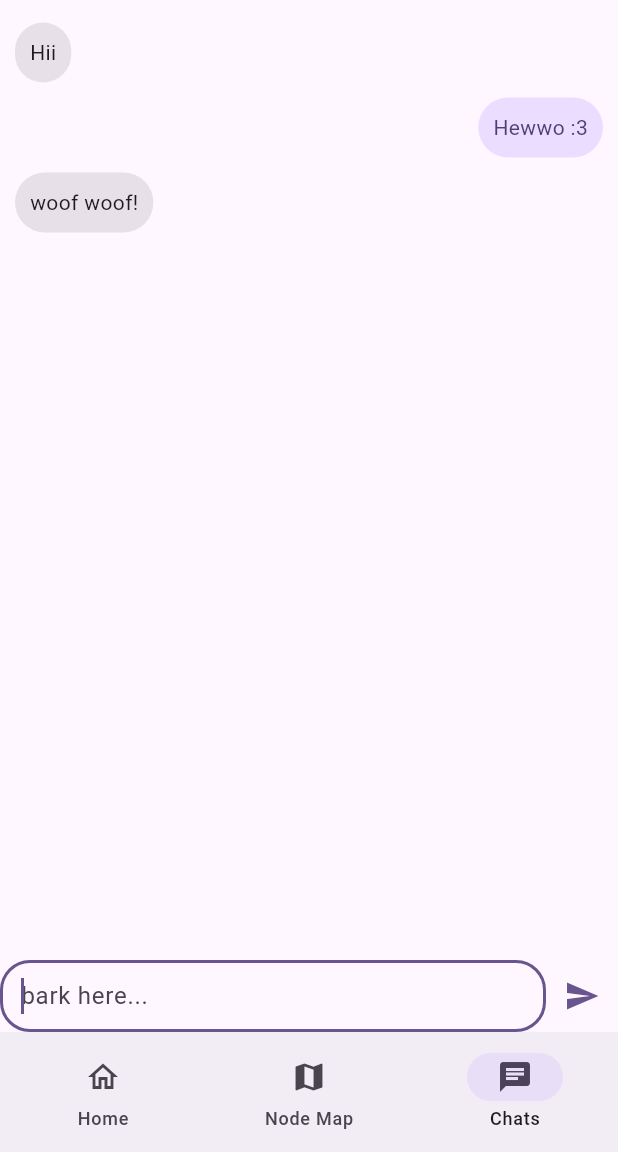
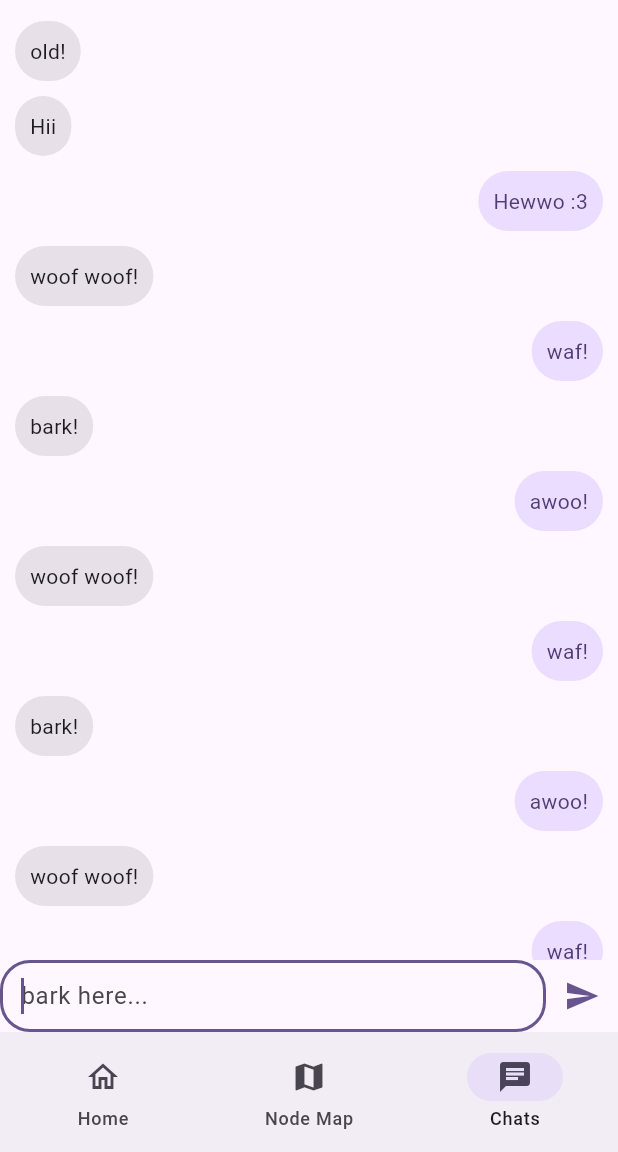
Before and after one commit to theverygaming/lora-experiments, a Flutter app: the screen it shows after launch, item 3 of the bottom bar chosen, after a tap on the "send" icon, on a phone screen of 412 x 824 dp, the part 84-1236 px from its top. Run offline on Flutter 3.47's test engine with Material 3 defaults, Android fonts, the phone set to English and light mode, and no system bars; our stand-ins replace flutter_map, latlong2; missing offline and left inert: flutter_map_marker_cluster; network calls fail.

Commit message:
improved chat widget

```diff
--- a/mesh_python_frontend/lib/chat.dart
+++ b/mesh_python_frontend/lib/chat.dart
@@ -12,19 +12,25 @@ class ChatMessage {
 }
 
 class Chat extends StatefulWidget {
-  const Chat({super.key});
+  final List<ChatMessage> messages;
+  final void Function(String message)? onSendMessage;
+  final Future<void> Function()? onLoadOlderMessages;
+
+  const Chat({
+    super.key,
+    required this.messages,
+    this.onSendMessage,
+    this.onLoadOlderMessages,
+  });
 
   @override
   State<Chat> createState() => _ChatState();
 }
 
 class _ChatState extends State<Chat> {
-  List<ChatMessage> messages = [
-    ChatMessage(text: "Hii", outgoing: false),
-    ChatMessage(text: "Hewwo :3", outgoing: true),
-    ChatMessage(text: "woof woof!", outgoing: false),
-  ];
   final TextEditingController _send_controller = TextEditingController();
+  late final ScrollController _scroll_controller = ScrollController();
+  bool _is_loading_older_messages = false;
 
   // https://stackoverflow.com/a/69359022
   late final _send_focusNode = FocusNode(
@@ -44,6 +50,33 @@ class _ChatState extends State<Chat> {
   @override
   void initState() {
     super.initState();
+    _scroll_controller.addListener(() {
+      if (_scroll_controller.position.atEdge && _scroll_controller.position.pixels == 0) {
+        _onScrollHitTop();
+        // BUG: 6:30am now. I wanna detect overscroll at the top. This silly thing doesn't let me grrr so uh I just
+        _scroll_controller.jumpTo(1);
+      }
+    });
+
+    WidgetsBinding.instance.addPostFrameCallback((_) {
+      _scrollToBottom();
+    });
+  }
+
+  Future<void> _onScrollHitTop() async {
+    if (!_is_loading_older_messages) {
+      setState(() {
+        _is_loading_older_messages = true;
+      });
+      await widget.onLoadOlderMessages?.call();
+      setState(() {
+        _is_loading_older_messages = false;
+      });
+    }
+  }
+
+  void _scrollToBottom() {
+    _scroll_controller.jumpTo(_scroll_controller.position.maxScrollExtent);
   }
 
   void _sendMessage() {
@@ -51,10 +84,15 @@ class _ChatState extends State<Chat> {
     if (trimmed.isEmpty) {
       return;
     }
-    setState(() {
-      messages.add(ChatMessage(text: trimmed, outgoing: true));
+    widget.onSendMessage?.call(trimmed);
+    _send_controller.clear();
+    WidgetsBinding.instance.addPostFrameCallback((_) {
+      _scrollToBottom();
+      // BUG: yea idfk if we are too far up scrolling once won't do it. It's 6am, I want this to work now lmao
+      WidgetsBinding.instance.addPostFrameCallback((_) {
+        _scrollToBottom();
       });
-    _send_controller.clear();
+    });
   }
 
   @override
@@ -62,11 +100,27 @@ class _ChatState extends State<Chat> {
     return Column(
       children: [
         Expanded(
-          child: ListView.builder(
+          child: Stack(
+            children: [
+              if (_is_loading_older_messages)
+                Positioned(
+                  top: 8,
+                  left: 0,
+                  right: 0,
+                  child: Center(
+                    child: SizedBox(
+                      width: 24,
+                      height: 24,
+                      child: CircularProgressIndicator(),
+                    ),
+                  ),
+                ),
+              ListView.builder(
+                controller: _scroll_controller,
                 padding: const EdgeInsets.all(10),
-            itemCount: messages.length,
+                itemCount: widget.messages.length,
                 itemBuilder: (context, idx) {
-              final message = messages[idx];
+                  final message = widget.messages[idx];
                   return Align(
                     alignment: message.outgoing ? Alignment.centerRight : Alignment.centerLeft,
                     child: Container(
@@ -86,6 +140,8 @@ class _ChatState extends State<Chat> {
                     ),
                   );
                 },
+              ),
+            ],
           ),
         ),
         SafeArea(
--- a/mesh_python_frontend/lib/meshcore/main.dart
+++ b/mesh_python_frontend/lib/meshcore/main.dart
@@ -15,6 +15,30 @@ class MyHomePage extends StatefulWidget {
 class _MyHomePageState extends State<MyHomePage> {
   int currentPageIndex = 0;
   late Future<List<api.Node>> futureNodes;
+  List<ChatMessage> messages = [
+    ChatMessage(text: "Hii", outgoing: false),
+    ChatMessage(text: "Hewwo :3", outgoing: true),
+    ChatMessage(text: "woof woof!", outgoing: false),
+    ChatMessage(text: "waf!", outgoing: true),
+    ChatMessage(text: "bark!", outgoing: false),
+    ChatMessage(text: "awoo!", outgoing: true),
+    ChatMessage(text: "woof woof!", outgoing: false),
+    ChatMessage(text: "waf!", outgoing: true),
+    ChatMessage(text: "bark!", outgoing: false),
+    ChatMessage(text: "awoo!", outgoing: true),
+    ChatMessage(text: "woof woof!", outgoing: false),
+    ChatMessage(text: "waf!", outgoing: true),
+    ChatMessage(text: "bark!", outgoing: false),
+    ChatMessage(text: "awoo!", outgoing: true),
+    ChatMessage(text: "woof woof!", outgoing: false),
+    ChatMessage(text: "waf!", outgoing: true),
+    ChatMessage(text: "bark!", outgoing: false),
+    ChatMessage(text: "awoo!", outgoing: true),
+    ChatMessage(text: "woof woof!", outgoing: false),
+    ChatMessage(text: "waf!", outgoing: true),
+    ChatMessage(text: "bark!", outgoing: false),
+    ChatMessage(text: "awoo!", outgoing: true),
+  ];
 
   @override
   void initState() {
@@ -102,7 +126,24 @@ class _MyHomePageState extends State<MyHomePage> {
             ),
           ],
         ),
-        Chat(),
+        Chat(
+          messages: messages,
+          onSendMessage: (msg) {
+            setState(() {
+              messages.add(ChatMessage(text: msg, outgoing: true));
+            });
+          },
+          onLoadOlderMessages: () {
+            return Future.delayed(
+              const Duration(milliseconds: 500),
+              () {
+                setState(() {
+                  messages.insert(0, ChatMessage(text: "old!", outgoing: false));
+                });
+              },
+            );
+          },
+        ),
       ][currentPageIndex],
       bottomNavigationBar: NavigationBar(
         onDestinationSelected: (int index) {
```
Lines whose indentation alone changed are shown as unchanged.
